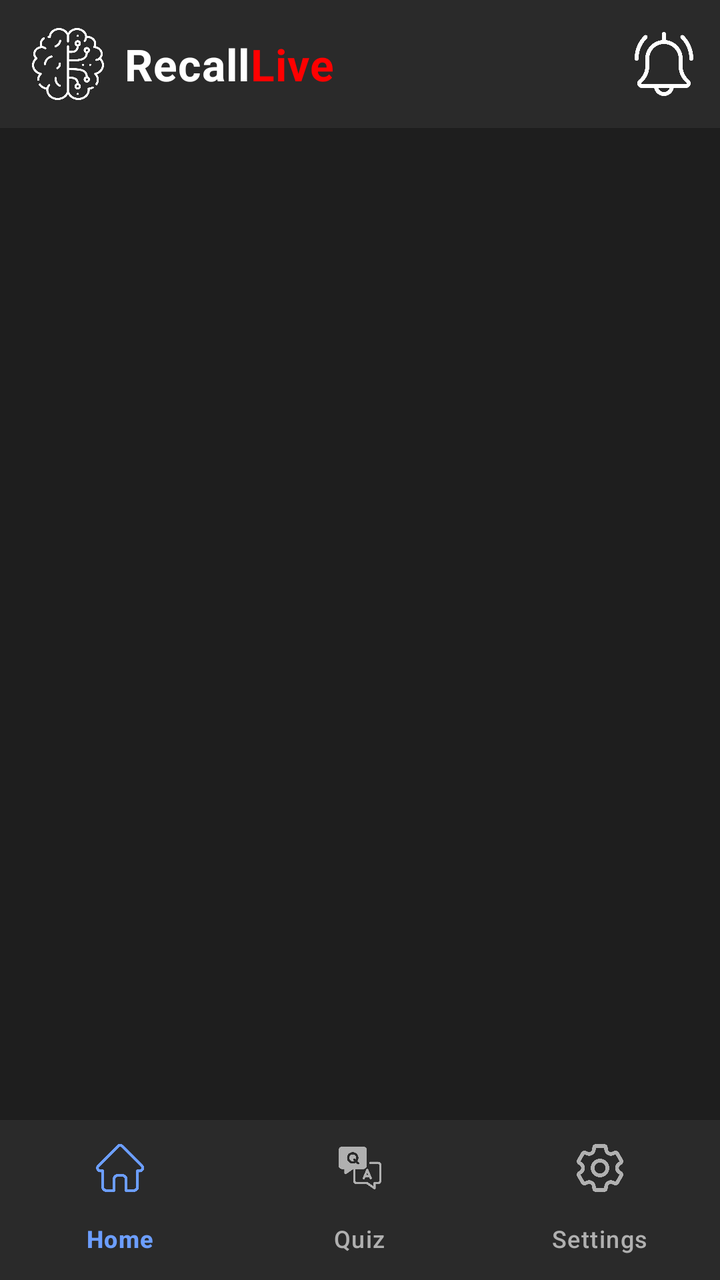
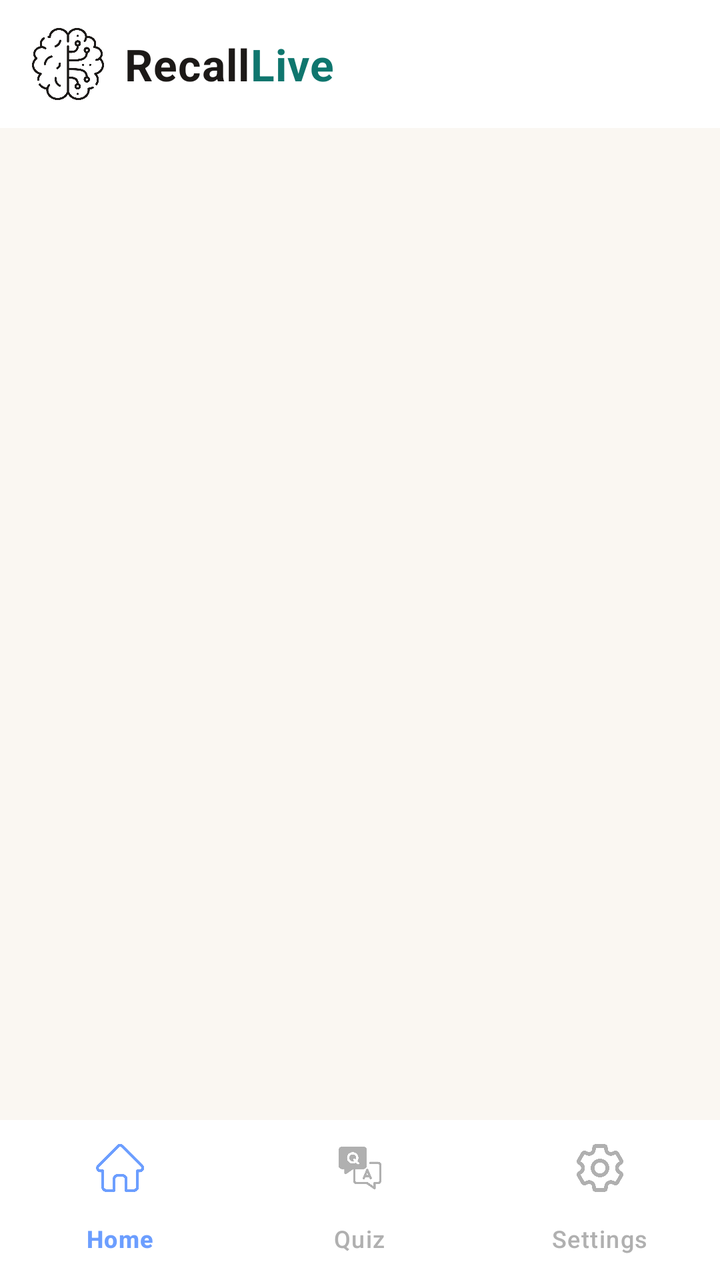

The first picture is an Android layout as it rendered before a commit; the second is the same layout after the commit. The layout source and the unified diff follow.
<!-- AndroidManifest.xml: application theme Theme.RecallLive -->
<!-- res/layout/activity_patientmain.xml -->
<?xml version="1.0" encoding="utf-8"?>
<androidx.constraintlayout.widget.ConstraintLayout xmlns:android="http://schemas.android.com/apk/res/android"
    xmlns:tools="http://schemas.android.com/tools"
    android:layout_width="match_parent"
    xmlns:app="http://schemas.android.com/apk/res-auto"
    android:layout_height="match_parent"
    android:background="#1E1E1E">

    
    <androidx.appcompat.widget.Toolbar
        android:id="@+id/toolbar"
        android:layout_width="match_parent"
        android:layout_height="?attr/actionBarSize"
        android:background="#2A2A2A"
        android:elevation="8dp"
        app:layout_constraintEnd_toEndOf="parent"
        app:layout_constraintStart_toStartOf="parent"
        app:layout_constraintTop_toTopOf="parent"
        app:menu="@menu/top_menu">

        
        <androidx.constraintlayout.widget.ConstraintLayout
            android:layout_width="match_parent"
            android:layout_height="match_parent">

            
            <ImageView
                android:id="@+id/iv_logo"
                android:layout_width="36dp"
                android:layout_height="36dp"
                android:src="@drawable/brain"
                android:tint="#FFFFFF"
                app:layout_constraintBottom_toBottomOf="parent"
                app:layout_constraintStart_toStartOf="parent"
                app:layout_constraintTop_toTopOf="parent" />

            <TextView
                android:id="@+id/tv_app_name"
                android:layout_width="wrap_content"
                android:layout_height="wrap_content"
                android:layout_marginStart="10dp"
                android:text="Recall"
                android:textColor="#FFFFFF"
                android:textSize="22sp"
                android:textStyle="bold"
                android:letterSpacing="0.02"
                app:layout_constraintBottom_toBottomOf="parent"
                app:layout_constraintStart_toEndOf="@id/iv_logo"
                app:layout_constraintTop_toTopOf="parent" />

            <TextView
                android:id="@+id/tv_app_name_live"
                android:layout_width="wrap_content"
                android:layout_height="wrap_content"
                android:text="Live"
                android:textColor="#FF0000"
                android:textSize="22sp"
                android:textStyle="bold"
                android:letterSpacing="0.02"
                app:layout_constraintBottom_toBottomOf="parent"
                app:layout_constraintStart_toEndOf="@id/tv_app_name"
                app:layout_constraintTop_toTopOf="parent" />

        </androidx.constraintlayout.widget.ConstraintLayout>

    </androidx.appcompat.widget.Toolbar>

    <com.google.android.material.bottomnavigation.BottomNavigationView
        android:id="@+id/bottom_navigation"
        android:layout_width="match_parent"
        android:layout_height="wrap_content"
        android:background="#2A2A2A"
        android:elevation="8dp"
        app:itemIconTint="@color/bottom_nav_color"
        app:itemTextColor="@color/bottom_nav_color"
        app:labelVisibilityMode="labeled"
        app:layout_constraintBottom_toBottomOf="parent"
        app:layout_constraintEnd_toEndOf="parent"
        app:layout_constraintStart_toStartOf="parent"
        app:menu="@menu/bottom_menupatient" />

    <FrameLayout
        android:id="@+id/container"
        android:layout_width="match_parent"
        android:layout_height="0dp"
        app:layout_constraintTop_toBottomOf="@id/toolbar"
        app:layout_constraintBottom_toTopOf="@id/bottom_navigation"
        app:layout_constraintStart_toStartOf="parent"
        app:layout_constraintEnd_toEndOf="parent">

    </FrameLayout>
</androidx.constraintlayout.widget.ConstraintLayout>
<!-- resources referenced by this layout -->
<resources>
  <!-- drawable brain: png bitmap (drawable, 26682 bytes) -->
  <style name="Theme.RecallLive" parent="Base.Theme.RecallLive" />
  <style name="Base.Theme.RecallLive" parent="Theme.Material3.DayNight.NoActionBar">
          
          
      </style>
</resources>

<!-- the commit's change to res/layout/activity_patientmain.xml (unified diff, before → after) -->
@@ -4,14 +4,14 @@
     android:layout_width="match_parent"
     xmlns:app="http://schemas.android.com/apk/res-auto"
     android:layout_height="match_parent"
-    android:background="#1E1E1E">
+    android:background="#FAF7F2">
 
     
     <androidx.appcompat.widget.Toolbar
         android:id="@+id/toolbar"
         android:layout_width="match_parent"
         android:layout_height="?attr/actionBarSize"
-        android:background="#2A2A2A"
+        android:background="#FFFFFF"
         android:elevation="8dp"
         app:layout_constraintEnd_toEndOf="parent"
         app:layout_constraintStart_toStartOf="parent"
@@ -29,7 +29,7 @@
                 android:layout_width="36dp"
                 android:layout_height="36dp"
                 android:src="@drawable/brain"
-                android:tint="#FFFFFF"
+                android:tint="#1C1917"
                 app:layout_constraintBottom_toBottomOf="parent"
                 app:layout_constraintStart_toStartOf="parent"
                 app:layout_constraintTop_toTopOf="parent" />
@@ -40,7 +40,7 @@
                 android:layout_height="wrap_content"
                 android:layout_marginStart="10dp"
                 android:text="Recall"
-                android:textColor="#FFFFFF"
+                android:textColor="#1C1917"
                 android:textSize="22sp"
                 android:textStyle="bold"
                 android:letterSpacing="0.02"
@@ -53,7 +53,7 @@
                 android:layout_width="wrap_content"
                 android:layout_height="wrap_content"
                 android:text="Live"
-                android:textColor="#FF0000"
+                android:textColor="#0F766E"
                 android:textSize="22sp"
                 android:textStyle="bold"
                 android:letterSpacing="0.02"
@@ -69,7 +69,7 @@
         android:id="@+id/bottom_navigation"
         android:layout_width="match_parent"
         android:layout_height="wrap_content"
-        android:background="#2A2A2A"
+        android:background="#FFFFFF"
         android:elevation="8dp"
         app:itemIconTint="@color/bottom_nav_color"
         app:itemTextColor="@color/bottom_nav_color"
